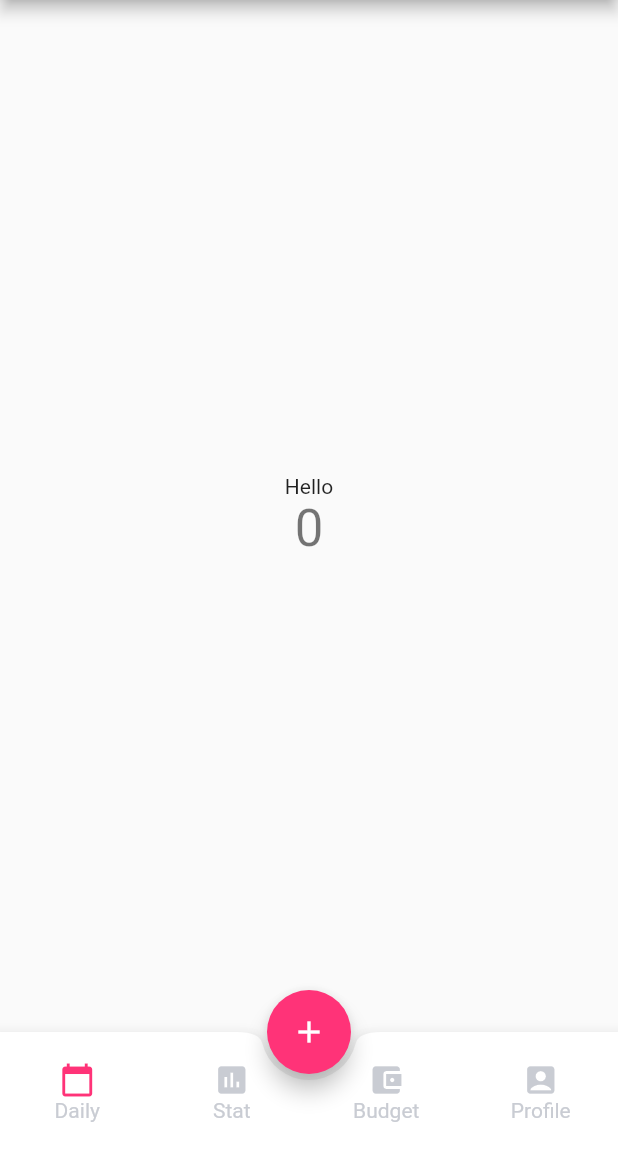
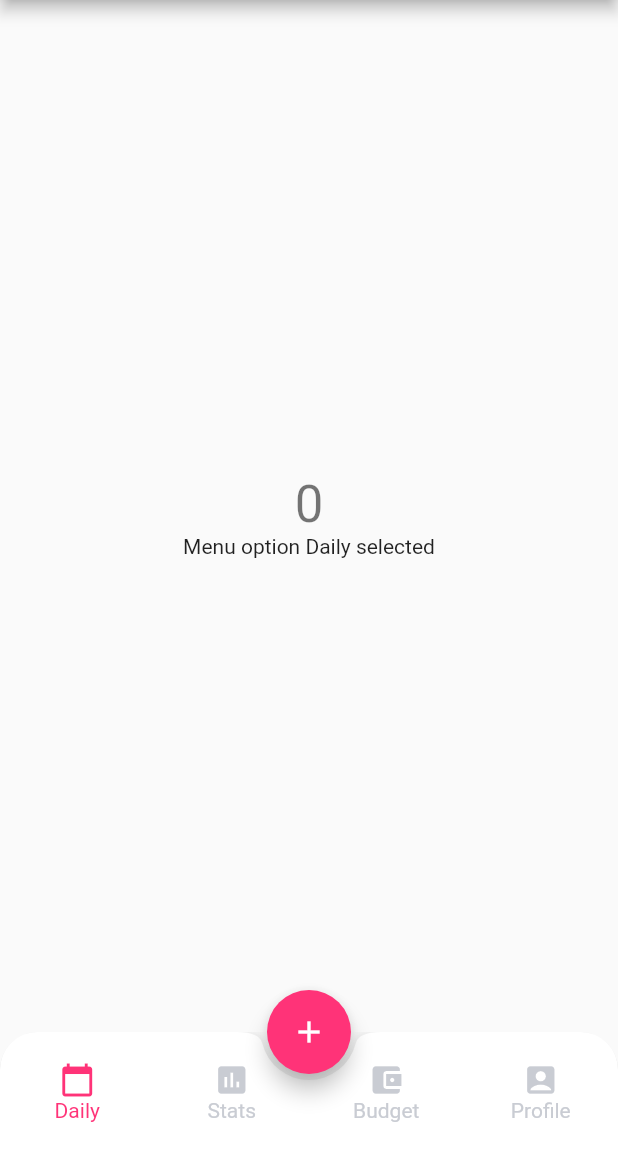
Before and after one commit to Natreve/budget_tracker, a Flutter app: the screen it shows after launch, on a phone screen of 412 x 824 dp, the part 84-1236 px from its top. Run offline on Flutter 3.47's test engine with Material 2 defaults, Android fonts, the phone set to English and light mode, and no system bars.

Commit message:
Refactored code and added event listener to change the state of the application menu

```diff
--- a/lib/main.dart
+++ b/lib/main.dart
@@ -27,11 +27,19 @@ class MyHomePage extends StatefulWidget {
 }
 
 class _MyHomePageState extends State<MyHomePage> {
+  List menuOptions = ["Daily", "Stats", "Budget", "Profile"];
   int _counter = 0;
+  String _selected = 'Menu option Daily selected';
 
   void _incrementCounter() {
     setState(() {
       _counter++;
+    });
+  }
+
+  void _selectedMenu(int index) {
+    setState(() {
+      _selected = "Menu Option: ${menuOptions[index]} selected";
     });
   }
 
@@ -41,16 +49,19 @@ class _MyHomePageState extends State<MyHomePage> {
       appBar: AppBar(
         title: Text(widget.title),
       ),
-      body: Center(
+      body: Container(
+        decoration: BoxDecoration(color: Color.fromRGBO(250, 250, 250, 1)),
+        child: Center(
           child: Column(
             mainAxisAlignment: MainAxisAlignment.center,
             children: <Widget>[
-            NavigationBar(),
               Text(
                 '$_counter',
                 style: Theme.of(context).textTheme.display1,
               ),
+              Text('$_selected')
             ],
+          ),
         ),
       ),
       floatingActionButton: FloatingActionButton(
@@ -59,7 +70,19 @@ class _MyHomePageState extends State<MyHomePage> {
         child: Icon(Icons.add),
         backgroundColor: Color.fromRGBO(255, 51, 120, 1.0),
       ),
-      bottomNavigationBar: NavigationMenu(),
+      bottomNavigationBar: BottomAppBarMenu(
+        menuBackgroundColor: Colors.white,
+        menuItemColor: Color.fromRGBO(201, 204, 211, 1),
+        selectedMenuItemColor: Color.fromRGBO(255, 51, 120, 1.0),
+        menuItems: [
+          BottomAppBarMenuItem(text: "Daily", iconData: Icons.calendar_today),
+          BottomAppBarMenuItem(text: "Stats", iconData: Icons.insert_chart),
+          BottomAppBarMenuItem(
+              text: "Budget", iconData: Icons.account_balance_wallet),
+          BottomAppBarMenuItem(text: "Profile", iconData: Icons.account_box),
+        ],
+        onMenuItemSelected: _selectedMenu,
+      ), //NavigationMenu(),
       floatingActionButtonLocation: FloatingActionButtonLocation.centerDocked,
     );
   }
--- a/lib/widgets/navigationBar.dart
+++ b/lib/widgets/navigationBar.dart
@@ -1,130 +1,101 @@
 import 'package:flutter/material.dart';
 
-class NavigationBar extends StatelessWidget {
-  @override
-  Widget build(BuildContext context) {
-    return Text("Hello");
-  }
+///A appbar menu item class used to create a appbar menu item by defining it's [text] and [IconData]
+class BottomAppBarMenuItem {
+  String text;
+  IconData iconData;
+  BottomAppBarMenuItem({@required this.text, @required this.iconData});
 }
 
-class CustomAppBar extends StatelessWidget {
+///The bottomAppBarMenue is a StatefulWidget to be used with the [Scaffold.bottomNavigationBar] it takes in for its parameters
+///[menueItems: items], [onMenuItemSelected: callback], [menuItemColor: Color], [menuBackgroundColor: Color], [selectedMenuItemColor: Color]
+class BottomAppBarMenu extends StatefulWidget {
+  final List<BottomAppBarMenuItem> menuItems;
+  final ValueChanged<int> onMenuItemSelected;
+  final Color menuBackgroundColor;
+  final Color menuItemColor;
+  final Color selectedMenuItemColor;
+
+  const BottomAppBarMenu(
+      {Key key,
+      @required this.menuItems,
+      @required this.onMenuItemSelected,
+      @required this.menuBackgroundColor,
+      @required this.menuItemColor,
+      @required this.selectedMenuItemColor})
+      : super(key: key);
+
   @override
-  Widget build(BuildContext context) {
-    return new BottomAppBar(
-      shape: CircularNotchedRectangle(),
-      notchMargin: 4.0,
-      color: Colors.white,
-      child: Row(
-        mainAxisAlignment: MainAxisAlignment.spaceBetween,
-        mainAxisSize: MainAxisSize.max,
-        children: <Widget>[
-          Container(
-            child: Row(
-              mainAxisAlignment: MainAxisAlignment.spaceBetween,
-              mainAxisSize: MainAxisSize.max,
-              children: <Widget>[
-                Column(
-                  mainAxisSize: MainAxisSize.min,
-                  children: <Widget>[
-                    IconButton(
-                      color: Color.fromRGBO(255, 51, 120, 1.0),
-                      icon: Icon(Icons.calendar_today),
-                      onPressed: () {},
-                    ),
-                    Text("Daily")
-                  ],
-                ),
-                IconButton(
-                  color: Color.fromRGBO(255, 51, 120, 1.0),
-                  icon: Icon(Icons.insert_chart),
-                  onPressed: () {},
-                ),
-              ],
-            ),
-          ),
-          Container(
-            child: Row(
-              mainAxisAlignment: MainAxisAlignment.spaceBetween,
-              mainAxisSize: MainAxisSize.max,
-              children: <Widget>[
-                IconButton(
-                  color: Color.fromRGBO(255, 51, 120, 1.0),
-                  icon: Icon(Icons.account_balance_wallet),
-                  onPressed: () {},
-                ),
-                IconButton(
-                  color: Color.fromRGBO(255, 51, 120, 1.0),
-                  icon: Icon(Icons.account_box),
-                  onPressed: () {},
-                ),
-              ],
-            ),
-          ),
-        ],
-      ),
-    );
-  }
+  BottomAppBarMenuState createState() => BottomAppBarMenuState();
 }
 
-class NavigationMenu extends StatelessWidget {
-  final Icon calendarIcon =
-      Icon(Icons.calendar_today, color: Color.fromRGBO(255, 51, 120, 1.0));
-  final Icon statsIcon =
-      Icon(Icons.insert_chart, color: Color.fromRGBO(201, 204, 211, 1));
-  final Icon budgetIcon = Icon(Icons.account_balance_wallet,
-      color: Color.fromRGBO(201, 204, 211, 1));
-  final Icon profileIcon =
-      Icon(Icons.account_box, color: Color.fromRGBO(201, 204, 211, 1));
+class BottomAppBarMenuState extends State<BottomAppBarMenu> {
+  int _selectedMenuItem = 0;
+
+  _updateSelectMenuItem(int index) {
+    widget.onMenuItemSelected(index);
+    setState(() {
+      _selectedMenuItem = index;
+    });
+  }
 
   @override
   Widget build(BuildContext context) {
-    return BottomAppBar(
+    ///Renders each menu item present in the [widget.menutItem] that was passed into the [Scaffold.bottomNavigationBar] widget [BottomAppBarMenu]
+    List<Widget> menuItems =
+        List.generate(widget.menuItems.length, (int index) {
+      return _renderBottomAppBarMenuItem(
+        index: index,
+        menuItem: widget.menuItems[index],
+        updatedMenuItem: _updateSelectMenuItem,
+      );
+    });
+
+    return ClipRRect(
+      borderRadius: BorderRadius.only(
+        topLeft: Radius.circular(25.0),
+        topRight: Radius.circular(25.0),
+      ),
+      child: BottomAppBar(
         shape: CircularNotchedRectangle(),
         notchMargin: 4.0,
-      color: Colors.white,
+        color: widget.menuBackgroundColor,
         child: Row(
           mainAxisAlignment: MainAxisAlignment.spaceAround,
           mainAxisSize: MainAxisSize.max,
           crossAxisAlignment: CrossAxisAlignment.center,
-        children: <Widget>[
-          new NavigationItem("Daily", calendarIcon),
-          new NavigationItem("Stat", statsIcon),
-          new NavigationItem("Budget", budgetIcon),
-          new NavigationItem("Profile", profileIcon),
-        ],
+          children: menuItems,
+        ),
       ),
     );
   }
-}
 
-class NavigationItem extends StatefulWidget {
-  final String title;
-  final Icon icon;
-  NavigationItem(this.title, this.icon);
-
-  @override
-  NavigationItemState createState() => NavigationItemState();
-}
-
-class NavigationItemState extends State<NavigationItem> {
-  bool active = false;
-  @override
-  Widget build(BuildContext context) {
+  ///This function is used with the [List.generate] and takes in a [BottomAppBarMenuItem] its postion has a [Int] and a [ValueChanged] callback in order to render each item as a [List<widget>].
+  Widget _renderBottomAppBarMenuItem({
+    BottomAppBarMenuItem menuItem,
+    int index,
+    ValueChanged<int> updatedMenuItem,
+  }) {
+    Color color = _selectedMenuItem == index
+        ? widget.selectedMenuItemColor
+        : widget.menuItemColor;
     return Expanded(
       child: SizedBox(
         height: 80,
         child: Material(
           type: MaterialType.transparency,
           child: InkWell(
-            onTap: () => print("Clicked"),
+            onTap: () => updatedMenuItem(index),
             child: Column(
               mainAxisAlignment: MainAxisAlignment.center,
               crossAxisAlignment: CrossAxisAlignment.center,
               mainAxisSize: MainAxisSize.min,
               children: <Widget>[
-                widget.icon,
-                Text('${widget.title}',
-                    style: TextStyle(color: Color.fromRGBO(201, 204, 211, 1)))
+                Icon(menuItem.iconData, color: color),
+                Text(
+                  menuItem.text,
+                  style: TextStyle(color: color),
+                )
               ],
             ),
           ),
@@ -133,3 +104,4 @@ class NavigationItemState extends State<NavigationItem> {
     );
   }
 }
+//Color.fromRGBO(201, 204, 211, 1)
```
Lines whose indentation alone changed are shown as unchanged.
